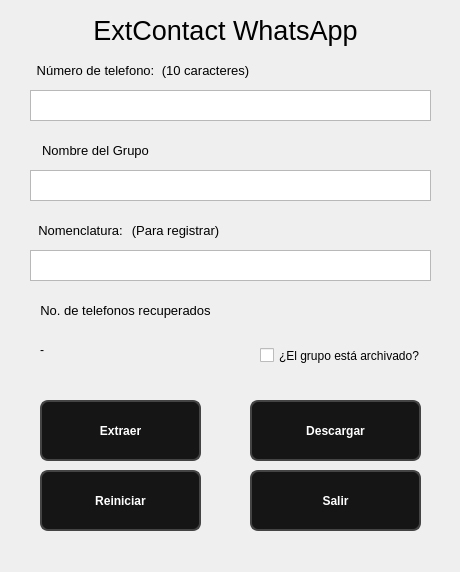
Before: the Qt Designer form form.ui in KillahBlitz/whatsapp-extractor, drawn with Qt 5.
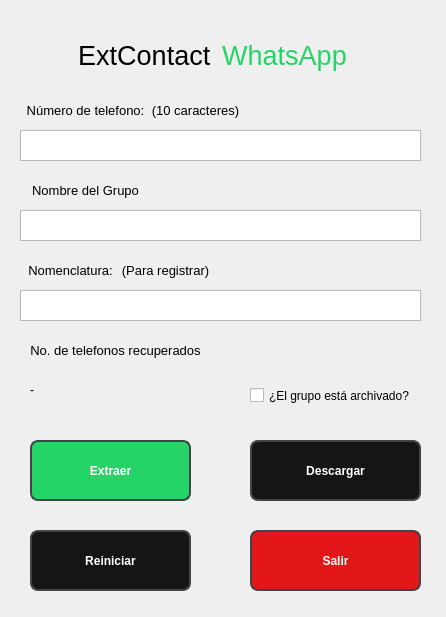
After: the same form once the commit is applied.

Commit message: ajuste de cambios para el UI design

The edit to the form file:
```diff
--- a/form.ui
+++ b/form.ui
@@ -6,8 +6,8 @@
    <rect>
     <x>0</x>
     <y>0</y>
-    <width>460</width>
-    <height>572</height>
+    <width>446</width>
+    <height>617</height>
    </rect>
   </property>
   <property name="windowTitle">
@@ -38,32 +38,11 @@
     background-color: #202020;
 }</string>
   </property>
-  <widget class="QLabel" name="label_titulo">
-   <property name="geometry">
-    <rect>
-     <x>90</x>
-     <y>10</y>
-     <width>271</width>
-     <height>41</height>
-    </rect>
-   </property>
-   <property name="font">
-    <font>
-     <pointsize>20</pointsize>
-    </font>
-   </property>
-   <property name="text">
-    <string>ExtContact WhatsApp</string>
-   </property>
-   <property name="alignment">
-    <set>Qt::AlignmentFlag::AlignCenter</set>
-   </property>
-  </widget>
   <widget class="QLabel" name="label_telefono">
    <property name="geometry">
     <rect>
-     <x>30</x>
-     <y>60</y>
+     <x>20</x>
+     <y>100</y>
      <width>131</width>
      <height>21</height>
     </rect>
@@ -83,8 +62,8 @@
   <widget class="QLabel" name="label_caracteres">
    <property name="geometry">
     <rect>
-     <x>160</x>
-     <y>60</y>
+     <x>150</x>
+     <y>100</y>
      <width>91</width>
      <height>21</height>
     </rect>
@@ -104,8 +83,8 @@
   <widget class="QTextEdit" name="textEdit">
    <property name="geometry">
     <rect>
-     <x>30</x>
-     <y>90</y>
+     <x>20</x>
+     <y>130</y>
      <width>401</width>
      <height>31</height>
     </rect>
@@ -114,8 +93,8 @@
   <widget class="QTextEdit" name="textEdit_2">
    <property name="geometry">
     <rect>
-     <x>30</x>
-     <y>170</y>
+     <x>20</x>
+     <y>210</y>
      <width>401</width>
      <height>31</height>
     </rect>
@@ -124,8 +103,8 @@
   <widget class="QLabel" name="label_grupo">
    <property name="geometry">
     <rect>
-     <x>30</x>
-     <y>140</y>
+     <x>20</x>
+     <y>180</y>
      <width>131</width>
      <height>21</height>
     </rect>
@@ -145,8 +124,8 @@
   <widget class="QTextEdit" name="textEdit_3">
    <property name="geometry">
     <rect>
-     <x>30</x>
-     <y>250</y>
+     <x>20</x>
+     <y>290</y>
      <width>401</width>
      <height>31</height>
     </rect>
@@ -155,8 +134,8 @@
   <widget class="QLabel" name="label_nomen">
    <property name="geometry">
     <rect>
-     <x>30</x>
-     <y>220</y>
+     <x>20</x>
+     <y>260</y>
      <width>101</width>
      <height>21</height>
     </rect>
@@ -176,8 +155,8 @@
   <widget class="QLabel" name="label_registrar">
    <property name="geometry">
     <rect>
-     <x>130</x>
-     <y>220</y>
+     <x>120</x>
+     <y>260</y>
      <width>91</width>
      <height>21</height>
     </rect>
@@ -197,8 +176,8 @@
   <widget class="QLabel" name="label_telrec">
    <property name="geometry">
     <rect>
-     <x>30</x>
-     <y>300</y>
+     <x>20</x>
+     <y>340</y>
      <width>191</width>
      <height>21</height>
     </rect>
@@ -218,8 +197,8 @@
   <widget class="QLabel" name="label_5">
    <property name="geometry">
     <rect>
-     <x>40</x>
-     <y>339</y>
+     <x>30</x>
+     <y>379</y>
      <width>161</width>
      <height>21</height>
     </rect>
@@ -231,8 +210,8 @@
   <widget class="QCheckBox" name="checkBox">
    <property name="geometry">
     <rect>
-     <x>260</x>
-     <y>320</y>
+     <x>250</x>
+     <y>360</y>
      <width>161</width>
      <height>71</height>
     </rect>
@@ -244,12 +223,18 @@
   <widget class="QPushButton" name="btnextraer">
    <property name="geometry">
     <rect>
-     <x>40</x>
-     <y>400</y>
+     <x>30</x>
+     <y>440</y>
      <width>161</width>
      <height>61</height>
     </rect>
    </property>
+   <property name="styleSheet">
+    <string notr="true">QPushButton {
+    background-color: #24d467;
+}
+</string>
+   </property>
    <property name="text">
     <string>Extraer</string>
    </property>
@@ -258,7 +243,7 @@
    <property name="geometry">
     <rect>
      <x>250</x>
-     <y>400</y>
+     <y>440</y>
      <width>171</width>
      <height>61</height>
     </rect>
@@ -270,8 +255,8 @@
   <widget class="QPushButton" name="btnreiniciar">
    <property name="geometry">
     <rect>
-     <x>40</x>
-     <y>470</y>
+     <x>30</x>
+     <y>530</y>
      <width>161</width>
      <height>61</height>
     </rect>
@@ -284,15 +269,66 @@
    <property name="geometry">
     <rect>
      <x>250</x>
-     <y>470</y>
+     <y>530</y>
      <width>171</width>
      <height>61</height>
     </rect>
    </property>
+   <property name="styleSheet">
+    <string notr="true">QPushButton {
+    background-color: #e3171a;
+}
+</string>
+   </property>
    <property name="text">
     <string>Salir</string>
    </property>
   </widget>
+  <widget class="QWidget" name="horizontalLayoutWidget">
+   <property name="geometry">
+    <rect>
+     <x>80</x>
+     <y>30</y>
+     <width>267</width>
+     <height>51</height>
+    </rect>
+   </property>
+   <layout class="QHBoxLayout" name="horizontalLayout_2">
+    <item>
+     <widget class="QLabel" name="label_titulo">
+      <property name="font">
+       <font>
+        <pointsize>20</pointsize>
+       </font>
+      </property>
+      <property name="text">
+       <string>ExtContact </string>
+      </property>
+      <property name="alignment">
+       <set>Qt::AlignmentFlag::AlignCenter</set>
+      </property>
+     </widget>
+    </item>
+    <item>
+     <widget class="QLabel" name="label_titulo_2">
+      <property name="font">
+       <font>
+        <pointsize>20</pointsize>
+       </font>
+      </property>
+      <property name="styleSheet">
+       <string notr="true">color: #24d467</string>
+      </property>
+      <property name="text">
+       <string>WhatsApp</string>
+      </property>
+      <property name="alignment">
+       <set>Qt::AlignmentFlag::AlignCenter</set>
+      </property>
+     </widget>
+    </item>
+   </layout>
+  </widget>
  </widget>
  <resources/>
  <connections/>
```
The commit also changes 2 other files.
